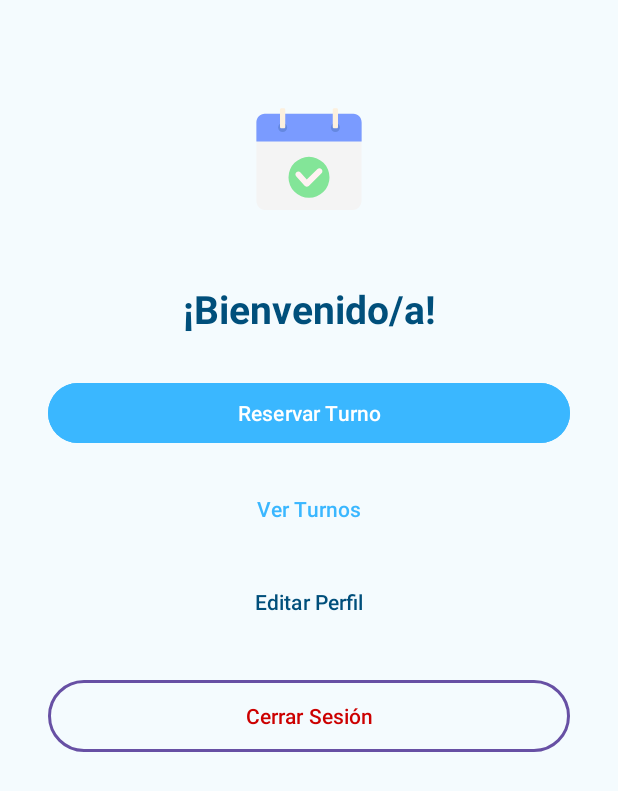
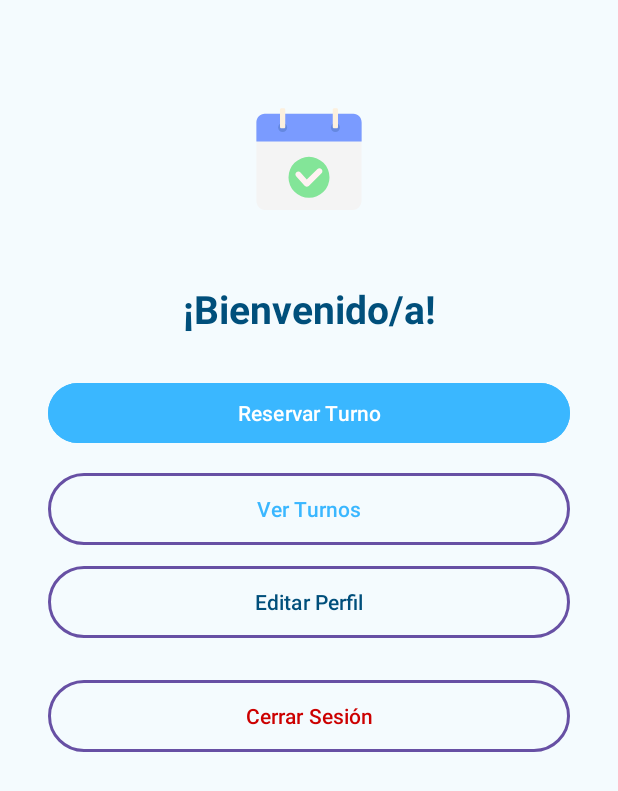
Before and after one commit to yachela/turna-mobile, an Android app: the MenuPrincipalActivity screen opened directly, with no data from a screen before it, on a phone screen of 412 x 824 dp. Shown: the top 791 px of the screen. Run offline under Robolectric (Android 15) with nearby library versions, the phone set to English and light mode, and no system bars; 1 statement that could not run was skipped.

Commit message:
style: agregar borde para botones

```diff
--- a/app/src/main/res/drawable/rounded_button_border.xml
+++ b/app/src/main/res/drawable/rounded_button_border.xml
@@ -1,4 +1,6 @@
-<?xml version="1.0" encoding="utf-8"?>
-<selector xmlns:android="http://schemas.android.com/apk/res/android">
-
-</selector>
+<shape xmlns:android="http://schemas.android.com/apk/res/android"
+    android:shape="rectangle">
+    <solid android:color="@android:color/transparent" />
+    <stroke android:width="2dp" android:color="@color/turna_primary" />
+    <corners android:radius="24dp" />
+</shape>
```
